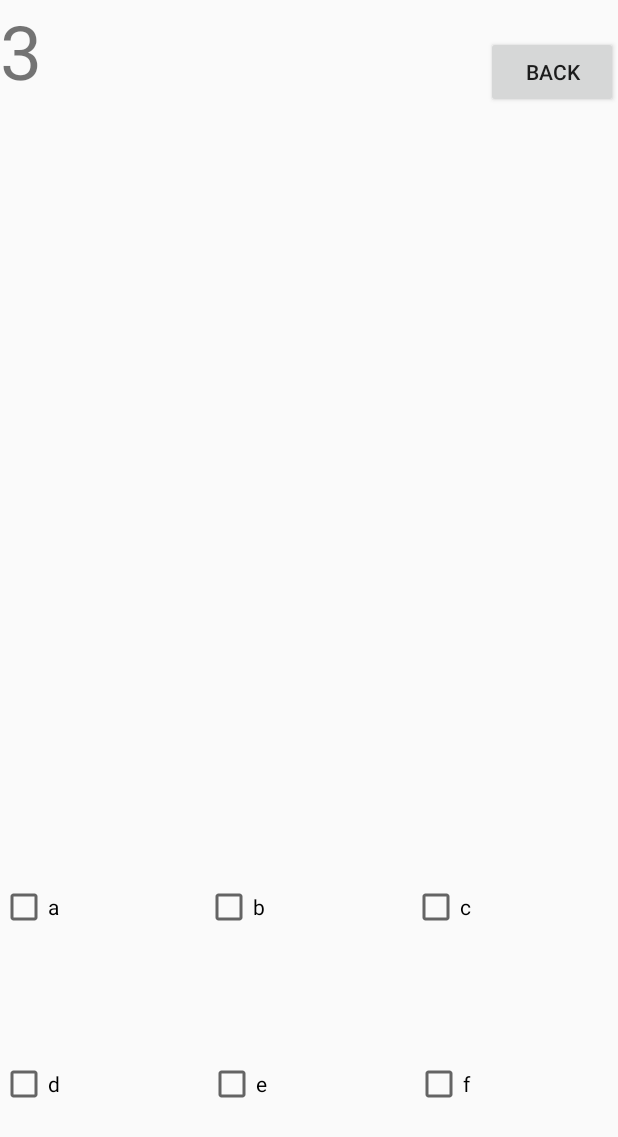
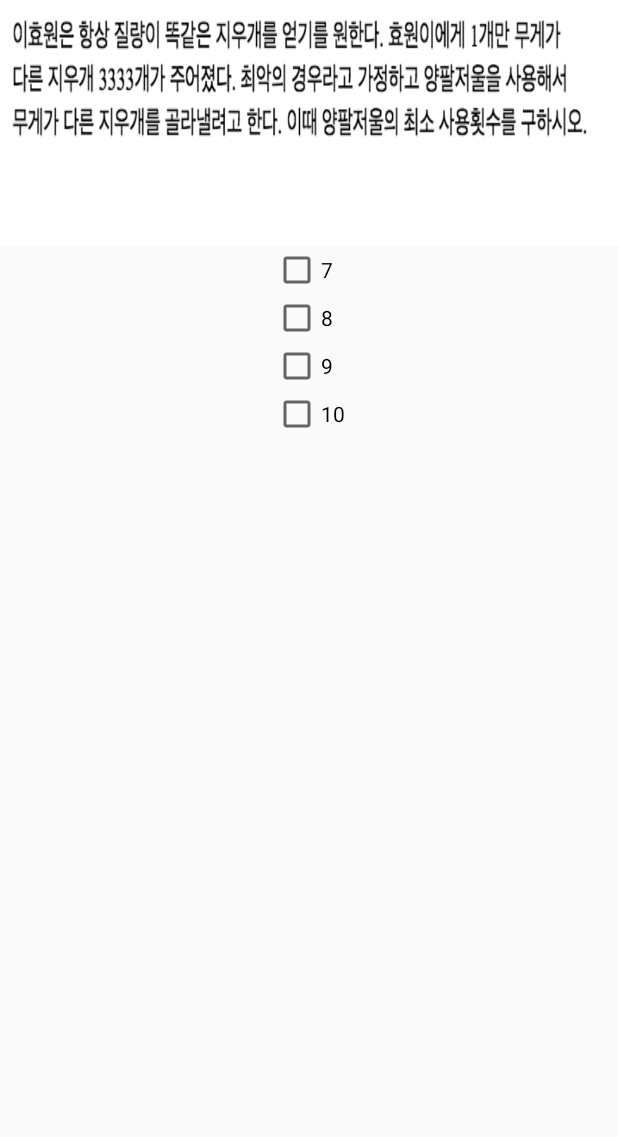
Before and after one commit to JuKyYoon/Pineapple, an Android app: the Survey3Activity screen opened directly, with no data from a screen before it, on a phone screen of 412 x 824 dp. Shown: the top 1137 px of the screen. Run offline under Robolectric (Android 15) with nearby library versions, the phone set to English and light mode, and no system bars.

Commit message:
adding a survey example #10

```diff
--- a/app/src/main/AndroidManifest.xml
+++ b/app/src/main/AndroidManifest.xml
@@ -39,6 +39,11 @@
             android:theme="@style/AppTheme">
 
         </activity>
+
+        <activity android:name=".FinishActivity"
+            android:theme="@style/AppTheme">
+
+        </activity>
     </application>
 
 </manifest>
--- a/app/src/main/java/pineapple/for_future/LoadingActivity.java
+++ b/app/src/main/java/pineapple/for_future/LoadingActivity.java
@@ -12,7 +12,7 @@ public class LoadingActivity extends Activity {
         super.onCreate(saveInstanceState);
         try{
             //2초 대기
-            Thread.sleep(2000);
+            Thread.sleep(1000);
 
         }
 
--- a/app/src/main/res/layout/activity_survey3.xml
+++ b/app/src/main/res/layout/activity_survey3.xml
@@ -8,85 +8,58 @@
     <LinearLayout
         android:orientation="horizontal"
         android:layout_width="fill_parent"
-        android:layout_height="fill_parent"
-        android:layout_weight="1">
+        android:layout_height="wrap_content"
+        >
 
-        <TextView
-            android:text="3"
+        <ImageView
+
             android:layout_width="wrap_content"
             android:layout_height="wrap_content"
-            android:id="@+id/textView3"
-            android:layout_weight="1"
-            android:textSize="50sp" />
+            android:background="@drawable/problem_1"
 
 
-        <Button
-            android:layout_width="wrap_content"
-            android:layout_height="wrap_content"
-            android:text="back"
-            android:id="@+id/back"
-            android:onClick="onClick"/>
+            />
     </LinearLayout>
 
     <LinearLayout
-        android:orientation="horizontal"
-        android:layout_width="fill_parent"
-        android:layout_height="fill_parent"
-        android:layout_weight="3">
+        android:orientation="vertical"
+        android:layout_width="wrap_content"
+        android:layout_height="wrap_content"
+        android:layout_gravity="center">
 
         <CheckBox
-            android:text="a"
+            android:text="7"
             android:layout_width="wrap_content"
             android:layout_height="wrap_content"
-            android:id="@+id/answer_a"
-            android:layout_weight="1"
+            android:id="@+id/answer_3_1"
             android:onClick="onClick" />
 
         <CheckBox
-            android:text="b"
+            android:text="8"
             android:layout_width="wrap_content"
             android:layout_height="wrap_content"
-            android:id="@+id/answer_b"
-            android:layout_weight="1"
+            android:id="@+id/answer_3_2"
             android:onClick="onClick" />
 
         <CheckBox
-            android:text="c"
+            android:text="9"
             android:layout_width="wrap_content"
             android:layout_height="wrap_content"
-            android:id="@+id/answer_c"
-            android:layout_weight="1"
-            android:onClick="onClick" />
+            android:id="@+id/answer_3_3"
+            android:onClick="onClick"/>
+
+        <CheckBox
+            android:text="10"
+            android:layout_width="wrap_content"
+            android:layout_height="wrap_content"
+            android:id="@+id/answer_3_4"
+            android:onClick="onClick"
+
+            />
+
     </LinearLayout>
 
-    <LinearLayout
-        android:orientation="horizontal"
-        android:layout_width="fill_parent"
-        android:layout_height="fill_parent"
-        android:layout_weight="3">
 
-        <CheckBox
-            android:text="d"
-            android:layout_width="wrap_content"
-            android:layout_height="wrap_content"
-            android:id="@+id/answer_d"
-            android:layout_weight="1"
-            android:onClick="onClick" />
 
-        <CheckBox
-            android:text="e"
-            android:layout_width="wrap_content"
-            android:layout_height="wrap_content"
-            android:id="@+id/answer_e"
-            android:layout_weight="1"
-            android:onClick="onClick" />
 
-        <CheckBox
-            android:text="f"
-            android:layout_width="wrap_content"
-            android:layout_height="wrap_content"
-            android:id="@+id/answer_f"
-            android:layout_weight="1"
-            android:onClick="onClick" />
-    </LinearLayout>
 </LinearLayout>
```
Also changed, not shown: app/src/main/java/pineapple/for_future/FinishActivity.java (added, +41 -0 lines), app/src/main/java/pineapple/for_future/Survey1Activity.java (+8 -0 lines), app/src/main/java/pineapple/for_future/Survey3Activity.java (+6 -5 lines), app/src/main/res/layout/activity_finish.xml (added, +19 -0 lines), app/src/main/res/layout/activity_survey1.xml (+22 -45 lines), app/src/main/res/layout/activity_survey2.xml (+29 -50 lines), app/src/main/res/drawable/problem_1.png (added), 7 other files.
